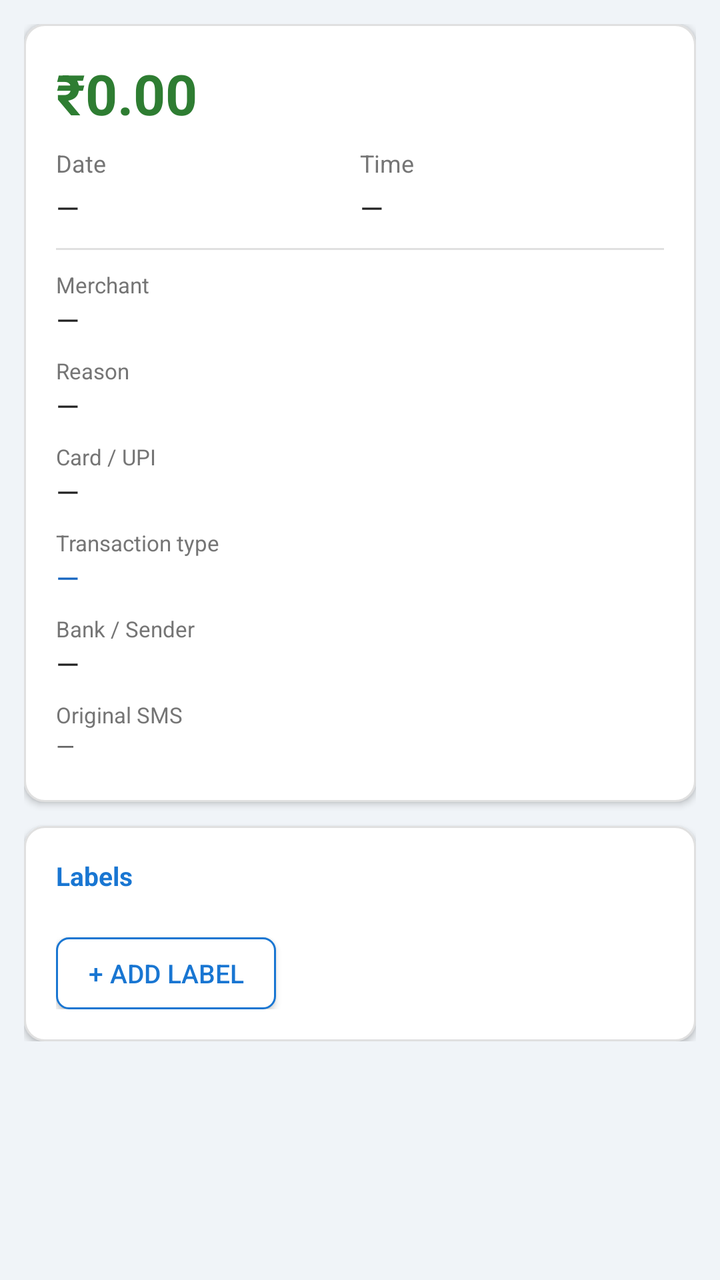
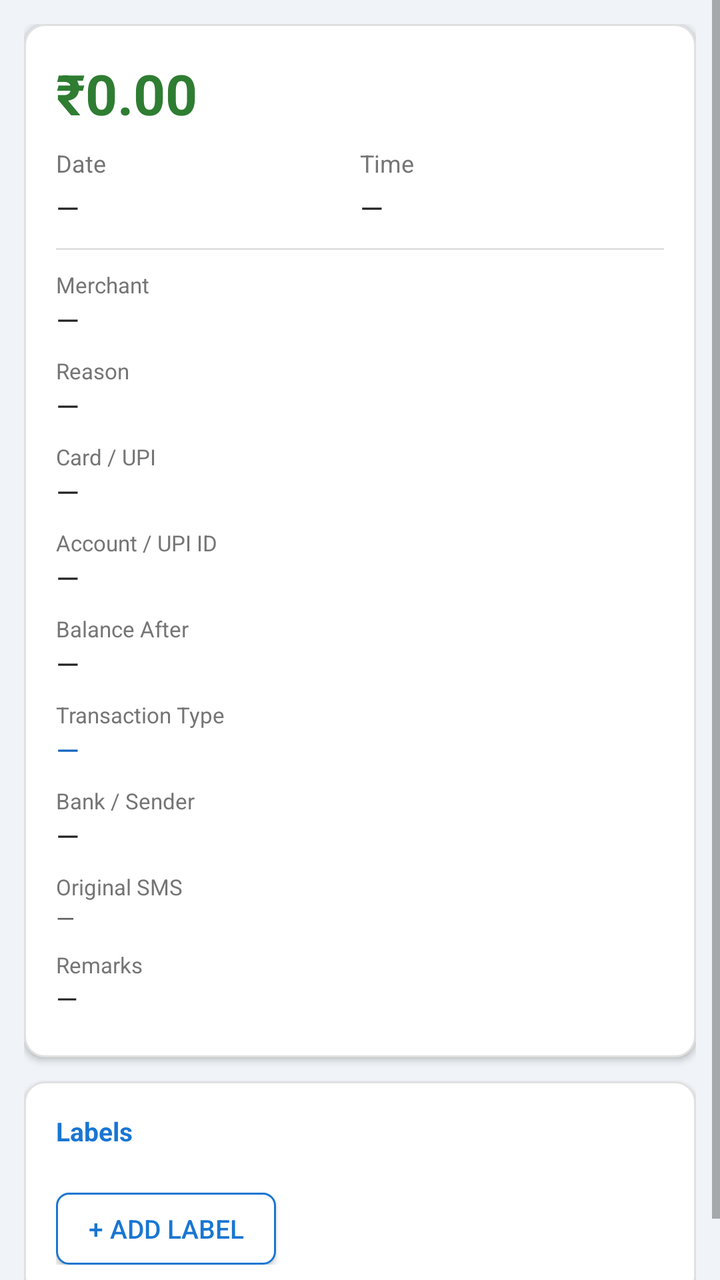

Compare the two renders of this Android layout. The source of the first and the diff that turns it into the second are given below.
<!-- AndroidManifest.xml: application theme android:Theme.Material.Light.DarkActionBar -->
<!-- res/layout/activity_expense_detail.xml -->
<?xml version="1.0" encoding="utf-8"?>
<ScrollView xmlns:android="http://schemas.android.com/apk/res/android"
    android:layout_width="match_parent"
    android:layout_height="match_parent"
    android:background="#F0F4F8">

    <LinearLayout
        android:layout_width="match_parent"
        android:layout_height="wrap_content"
        android:orientation="vertical"
        android:paddingLeft="12dp"
        android:paddingRight="12dp"
        android:paddingTop="12dp"
        android:paddingBottom="24dp">

        
        <LinearLayout
            android:id="@+id/layoutViewMode"
            android:layout_width="match_parent"
            android:layout_height="wrap_content"
            android:orientation="vertical"
            android:background="@drawable/bg_card"
            android:elevation="2dp"
            android:padding="16dp"
            android:layout_marginBottom="12dp">

            <TextView
                android:id="@+id/tvAmount"
                android:layout_width="match_parent"
                android:layout_height="wrap_content"
                android:text="₹0.00"
                android:textColor="#2E7D32"
                android:textSize="28sp"
                android:textStyle="bold"
                android:layout_marginBottom="8dp" />

            <LinearLayout
                android:layout_width="match_parent"
                android:layout_height="wrap_content"
                android:orientation="horizontal"
                android:layout_marginBottom="4dp">

                <TextView
                    android:layout_width="0dp"
                    android:layout_height="wrap_content"
                    android:layout_weight="1"
                    android:text="@string/label_date"
                    android:textColor="#757575"
                    android:textSize="12sp" />

                <TextView
                    android:layout_width="0dp"
                    android:layout_height="wrap_content"
                    android:layout_weight="1"
                    android:text="@string/label_time"
                    android:textColor="#757575"
                    android:textSize="12sp" />

            </LinearLayout>

            <LinearLayout
                android:layout_width="match_parent"
                android:layout_height="wrap_content"
                android:orientation="horizontal"
                android:layout_marginBottom="10dp">

                <TextView
                    android:id="@+id/tvDate"
                    android:layout_width="0dp"
                    android:layout_height="wrap_content"
                    android:layout_weight="1"
                    android:text="—"
                    android:textColor="#212121"
                    android:textSize="15sp" />

                <TextView
                    android:id="@+id/tvTime"
                    android:layout_width="0dp"
                    android:layout_height="wrap_content"
                    android:layout_weight="1"
                    android:text="—"
                    android:textColor="#212121"
                    android:textSize="15sp" />

            </LinearLayout>

            <TextView
                android:layout_width="match_parent"
                android:layout_height="1dp"
                android:background="#E0E0E0"
                android:layout_marginBottom="10dp" />

            <TextView android:layout_width="match_parent" android:layout_height="wrap_content"
                android:text="@string/label_merchant" android:textColor="#757575" android:textSize="11sp" />
            <TextView android:id="@+id/tvMerchant" android:layout_width="match_parent"
                android:layout_height="wrap_content" android:text="—" android:textColor="#212121"
                android:textSize="15sp" android:layout_marginBottom="8dp" />

            <TextView android:layout_width="match_parent" android:layout_height="wrap_content"
                android:text="@string/label_reason" android:textColor="#757575" android:textSize="11sp" />
            <TextView android:id="@+id/tvReason" android:layout_width="match_parent"
                android:layout_height="wrap_content" android:text="—" android:textColor="#212121"
                android:textSize="15sp" android:layout_marginBottom="8dp" />

            <TextView android:layout_width="match_parent" android:layout_height="wrap_content"
                android:text="@string/label_card" android:textColor="#757575" android:textSize="11sp" />
            <TextView android:id="@+id/tvCard" android:layout_width="match_parent"
                android:layout_height="wrap_content" android:text="—" android:textColor="#212121"
                android:textSize="15sp" android:layout_marginBottom="8dp" />

            <TextView android:layout_width="match_parent" android:layout_height="wrap_content"
                android:text="Transaction type" android:textColor="#757575" android:textSize="11sp" />
            <TextView android:id="@+id/tvOnline" android:layout_width="match_parent"
                android:layout_height="wrap_content" android:text="—" android:textColor="#1565C0"
                android:textSize="15sp" android:layout_marginBottom="8dp" />

            <TextView android:layout_width="match_parent" android:layout_height="wrap_content"
                android:text="@string/label_bank" android:textColor="#757575" android:textSize="11sp" />
            <TextView android:id="@+id/tvBank" android:layout_width="match_parent"
                android:layout_height="wrap_content" android:text="—" android:textColor="#212121"
                android:textSize="15sp" android:layout_marginBottom="8dp" />

            <TextView android:layout_width="match_parent" android:layout_height="wrap_content"
                android:text="@string/label_original_sms" android:textColor="#757575" android:textSize="11sp" />
            <TextView android:id="@+id/tvSms" android:layout_width="match_parent"
                android:layout_height="wrap_content" android:text="—" android:textColor="#616161"
                android:textSize="12sp" android:layout_marginBottom="4dp" />

        </LinearLayout>

        
        <LinearLayout
            android:id="@+id/layoutEditMode"
            android:layout_width="match_parent"
            android:layout_height="wrap_content"
            android:orientation="vertical"
            android:background="@drawable/bg_card"
            android:elevation="2dp"
            android:padding="16dp"
            android:layout_marginBottom="12dp"
            android:visibility="gone">

            <TextView android:layout_width="match_parent" android:layout_height="wrap_content"
                android:text="@string/label_amount" android:textColor="#757575" android:textSize="12sp" />
            <EditText android:id="@+id/etAmount" android:layout_width="match_parent"
                android:layout_height="48dp" android:hint="@string/hint_amount"
                android:inputType="numberDecimal" android:textSize="16sp" android:textColor="#212121"
                android:layout_marginBottom="10dp" />

            <LinearLayout android:layout_width="match_parent" android:layout_height="wrap_content"
                android:orientation="horizontal" android:layout_marginBottom="10dp">
                <LinearLayout android:layout_width="0dp" android:layout_height="wrap_content"
                    android:layout_weight="1" android:orientation="vertical" android:layout_marginRight="8dp">
                    <TextView android:layout_width="match_parent" android:layout_height="wrap_content"
                        android:text="@string/label_date" android:textColor="#757575" android:textSize="12sp" />
                    <EditText android:id="@+id/etDate" android:layout_width="match_parent"
                        android:layout_height="48dp" android:inputType="none" android:focusable="false"
                        android:clickable="true" android:textSize="14sp" android:textColor="#212121" />
                </LinearLayout>
                <LinearLayout android:layout_width="0dp" android:layout_height="wrap_content"
                    android:layout_weight="1" android:orientation="vertical">
                    <TextView android:layout_width="match_parent" android:layout_height="wrap_content"
                        android:text="@string/label_time" android:textColor="#757575" android:textSize="12sp" />
                    <EditText android:id="@+id/etTime" android:layout_width="match_parent"
                        android:layout_height="48dp" android:inputType="none" android:focusable="false"
                        android:clickable="true" android:textSize="14sp" android:textColor="#212121" />
                </LinearLayout>
            </LinearLayout>

            <TextView android:layout_width="match_parent" android:layout_height="wrap_content"
                android:text="@string/label_merchant" android:textColor="#757575" android:textSize="12sp" />
            <EditText android:id="@+id/etMerchant" android:layout_width="match_parent"
                android:layout_height="48dp" android:hint="@string/hint_merchant"
                android:inputType="textCapWords" android:textSize="14sp" android:textColor="#212121"
                android:layout_marginBottom="10dp" />

            <TextView android:layout_width="match_parent" android:layout_height="wrap_content"
                android:text="@string/label_reason" android:textColor="#757575" android:textSize="12sp" />
            <EditText android:id="@+id/etReason" android:layout_width="match_parent"
                android:layout_height="48dp" android:hint="@string/hint_reason"
                android:inputType="textCapSentences" android:textSize="14sp" android:textColor="#212121"
                android:layout_marginBottom="10dp" />

            <TextView android:layout_width="match_parent" android:layout_height="wrap_content"
                android:text="@string/label_card" android:textColor="#757575" android:textSize="12sp" />
            <EditText android:id="@+id/etCard" android:layout_width="match_parent"
                android:layout_height="48dp" android:hint="@string/hint_card"
                android:inputType="text" android:textSize="14sp" android:textColor="#212121"
                android:layout_marginBottom="10dp" />

            <CheckBox android:id="@+id/cbOnline" android:layout_width="match_parent"
                android:layout_height="wrap_content" android:text="@string/label_online"
                android:textSize="14sp" android:textColor="#212121" android:layout_marginBottom="10dp" />

            <TextView android:layout_width="match_parent" android:layout_height="wrap_content"
                android:text="@string/label_bank" android:textColor="#757575" android:textSize="12sp" />
            <EditText android:id="@+id/etBank" android:layout_width="match_parent"
                android:layout_height="48dp" android:hint="@string/hint_bank"
                android:inputType="text" android:textSize="14sp" android:textColor="#212121"
                android:layout_marginBottom="16dp" />

            <Button android:id="@+id/btnSave" android:layout_width="match_parent"
                android:layout_height="48dp" android:text="@string/action_save"
                android:textColor="#FFFFFF" android:textSize="15sp"
                android:background="@drawable/bg_button_primary" />

        </LinearLayout>

        
        <LinearLayout
            android:layout_width="match_parent"
            android:layout_height="wrap_content"
            android:orientation="vertical"
            android:background="@drawable/bg_card"
            android:elevation="2dp"
            android:padding="16dp">

            <TextView
                android:layout_width="match_parent"
                android:layout_height="wrap_content"
                android:text="@string/label_labels"
                android:textColor="#1976D2"
                android:textSize="13sp"
                android:textStyle="bold"
                android:layout_marginBottom="10dp" />

            <HorizontalScrollView
                android:layout_width="match_parent"
                android:layout_height="wrap_content"
                android:scrollbars="none"
                android:layout_marginBottom="12dp">

                <LinearLayout
                    android:id="@+id/labelsLayout"
                    android:layout_width="wrap_content"
                    android:layout_height="wrap_content"
                    android:orientation="horizontal" />

            </HorizontalScrollView>

            <Button
                android:id="@+id/btnAddLabel"
                android:layout_width="wrap_content"
                android:layout_height="36dp"
                android:text="@string/btn_add_label"
                android:textColor="#1976D2"
                android:textSize="13sp"
                android:paddingLeft="16dp"
                android:paddingRight="16dp"
                android:background="@drawable/bg_button_secondary" />

        </LinearLayout>

    </LinearLayout>
</ScrollView>
<!-- resources referenced by this layout -->
<resources>
  <!-- drawable bg_button_primary (drawable) -->
  <?xml version="1.0" encoding="utf-8"?>
  <ripple xmlns:android="http://schemas.android.com/apk/res/android"
      android:color="#1565C0">
      <item>
          <shape android:shape="rectangle">
              <solid android:color="#1976D2" />
              <corners android:radius="6dp" />
          </shape>
      </item>
  </ripple>
  <!-- drawable bg_button_secondary (drawable) -->
  <?xml version="1.0" encoding="utf-8"?>
  <ripple xmlns:android="http://schemas.android.com/apk/res/android"
      android:color="#BBDEFB">
      <item>
          <shape android:shape="rectangle">
              <solid android:color="#FFFFFF" />
              <corners android:radius="6dp" />
              <stroke android:width="1dp" android:color="#1976D2" />
          </shape>
      </item>
  </ripple>
  <!-- drawable bg_card (drawable) -->
  <?xml version="1.0" encoding="utf-8"?>
  <shape xmlns:android="http://schemas.android.com/apk/res/android"
      android:shape="rectangle">
      <solid android:color="#FFFFFF" />
      <corners android:radius="10dp" />
      <stroke android:width="1dp" android:color="#E0E0E0" />
  </shape>
  <string name="action_save">Save</string>
  <string name="btn_add_label">+ Add Label</string>
  <string name="hint_amount">Amount (e.g. 1234.56)</string>
  <string name="hint_bank">Bank / sender</string>
  <string name="hint_card">Card / UPI / wallet</string>
  <string name="hint_merchant">Merchant / payee</string>
  <string name="hint_reason">Reason / note</string>
  <string name="label_amount">Amount</string>
  <string name="label_bank">Bank / Sender</string>
  <string name="label_card">Card / UPI</string>
  <string name="label_date">Date</string>
  <string name="label_labels">Labels</string>
  <string name="label_merchant">Merchant</string>
  <string name="label_online">Online transaction</string>
  <string name="label_original_sms">Original SMS</string>
  <string name="label_reason">Reason</string>
  <string name="label_time">Time</string>
</resources>

<!-- the commit's change to res/layout/activity_expense_detail.xml (unified diff, before → after) -->
@@ -109,7 +109,19 @@
                 android:textSize="15sp" android:layout_marginBottom="8dp" />
 
             <TextView android:layout_width="match_parent" android:layout_height="wrap_content"
-                android:text="Transaction type" android:textColor="#757575" android:textSize="11sp" />
+                android:text="@string/label_account_number" android:textColor="#757575" android:textSize="11sp" />
+            <TextView android:id="@+id/tvAccountNumber" android:layout_width="match_parent"
+                android:layout_height="wrap_content" android:text="—" android:textColor="#212121"
+                android:textSize="15sp" android:layout_marginBottom="8dp" />
+
+            <TextView android:layout_width="match_parent" android:layout_height="wrap_content"
+                android:text="@string/label_balance_after" android:textColor="#757575" android:textSize="11sp" />
+            <TextView android:id="@+id/tvBalance" android:layout_width="match_parent"
+                android:layout_height="wrap_content" android:text="—" android:textColor="#212121"
+                android:textSize="15sp" android:layout_marginBottom="8dp" />
+
+            <TextView android:layout_width="match_parent" android:layout_height="wrap_content"
+                android:text="@string/label_transaction_type" android:textColor="#757575" android:textSize="11sp" />
             <TextView android:id="@+id/tvOnline" android:layout_width="match_parent"
                 android:layout_height="wrap_content" android:text="—" android:textColor="#1565C0"
                 android:textSize="15sp" android:layout_marginBottom="8dp" />
@@ -124,7 +136,13 @@
                 android:text="@string/label_original_sms" android:textColor="#757575" android:textSize="11sp" />
             <TextView android:id="@+id/tvSms" android:layout_width="match_parent"
                 android:layout_height="wrap_content" android:text="—" android:textColor="#616161"
-                android:textSize="12sp" android:layout_marginBottom="4dp" />
+                android:textSize="12sp" android:layout_marginBottom="8dp" />
+
+            <TextView android:layout_width="match_parent" android:layout_height="wrap_content"
+                android:text="@string/label_remarks" android:textColor="#757575" android:textSize="11sp" />
+            <TextView android:id="@+id/tvRemarks" android:layout_width="match_parent"
+                android:layout_height="wrap_content" android:text="—" android:textColor="#212121"
+                android:textSize="14sp" android:layout_marginBottom="4dp" />
 
         </LinearLayout>
 
@@ -188,6 +206,20 @@
                 android:inputType="text" android:textSize="14sp" android:textColor="#212121"
                 android:layout_marginBottom="10dp" />
 
+            <TextView android:layout_width="match_parent" android:layout_height="wrap_content"
+                android:text="@string/label_account_number" android:textColor="#757575" android:textSize="12sp" />
+            <EditText android:id="@+id/etAccountNumber" android:layout_width="match_parent"
+                android:layout_height="48dp" android:hint="@string/hint_account_number"
+                android:inputType="text" android:textSize="14sp" android:textColor="#212121"
+                android:layout_marginBottom="10dp" />
+
+            <TextView android:layout_width="match_parent" android:layout_height="wrap_content"
+                android:text="@string/label_balance_after" android:textColor="#757575" android:textSize="12sp" />
+            <EditText android:id="@+id/etBalance" android:layout_width="match_parent"
+                android:layout_height="48dp" android:hint="@string/hint_balance_field"
+                android:inputType="numberDecimal" android:textSize="14sp" android:textColor="#212121"
+                android:layout_marginBottom="10dp" />
+
             <CheckBox android:id="@+id/cbOnline" android:layout_width="match_parent"
                 android:layout_height="wrap_content" android:text="@string/label_online"
                 android:textSize="14sp" android:textColor="#212121" android:layout_marginBottom="10dp" />
@@ -197,6 +229,16 @@
             <EditText android:id="@+id/etBank" android:layout_width="match_parent"
                 android:layout_height="48dp" android:hint="@string/hint_bank"
                 android:inputType="text" android:textSize="14sp" android:textColor="#212121"
+                android:layout_marginBottom="10dp" />
+
+            <TextView android:layout_width="match_parent" android:layout_height="wrap_content"
+                android:text="@string/label_remarks" android:textColor="#757575" android:textSize="12sp" />
+            <EditText android:id="@+id/etRemarks" android:layout_width="match_parent"
+                android:layout_height="wrap_content" android:minHeight="72dp"
+                android:hint="@string/hint_remarks"
+                android:inputType="textMultiLine|textCapSentences"
+                android:gravity="top"
+                android:textSize="14sp" android:textColor="#212121"
                 android:layout_marginBottom="16dp" />
 
             <Button android:id="@+id/btnSave" android:layout_width="match_parent"
<!-- resource entries referenced after the edit -->
@@ -33,12 +33,17 @@
   </shape>
   <string name="action_save">Save</string>
   <string name="btn_add_label">+ Add Label</string>
+  <string name="hint_account_number">e.g. XX1234 or user@upi</string>
   <string name="hint_amount">Amount (e.g. 1234.56)</string>
+  <string name="hint_balance_field">Balance after txn</string>
   <string name="hint_bank">Bank / sender</string>
   <string name="hint_card">Card / UPI / wallet</string>
   <string name="hint_merchant">Merchant / payee</string>
   <string name="hint_reason">Reason / note</string>
+  <string name="hint_remarks">Notes or comments…</string>
+  <string name="label_account_number">Account / UPI ID</string>
   <string name="label_amount">Amount</string>
+  <string name="label_balance_after">Balance After</string>
   <string name="label_bank">Bank / Sender</string>
   <string name="label_card">Card / UPI</string>
   <string name="label_date">Date</string>
@@ -47,6 +52,8 @@
   <string name="label_online">Online transaction</string>
   <string name="label_original_sms">Original SMS</string>
   <string name="label_reason">Reason</string>
+  <string name="label_remarks">Remarks</string>
   <string name="label_time">Time</string>
+  <string name="label_transaction_type">Transaction Type</string>
 </resources>
 
